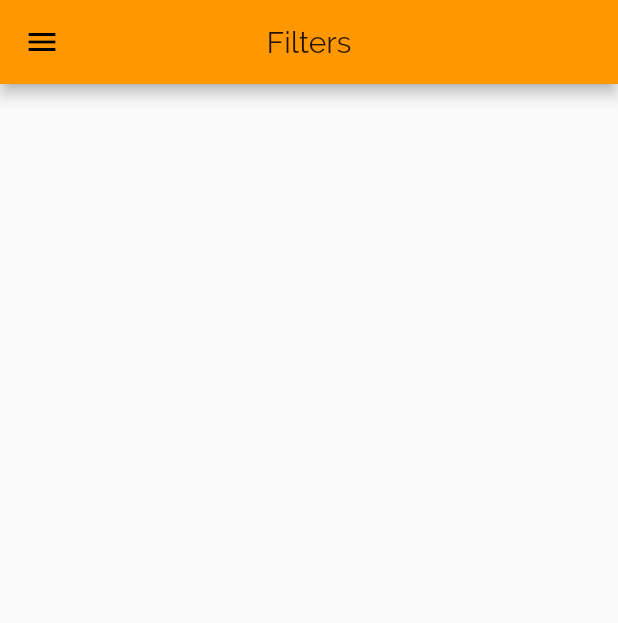
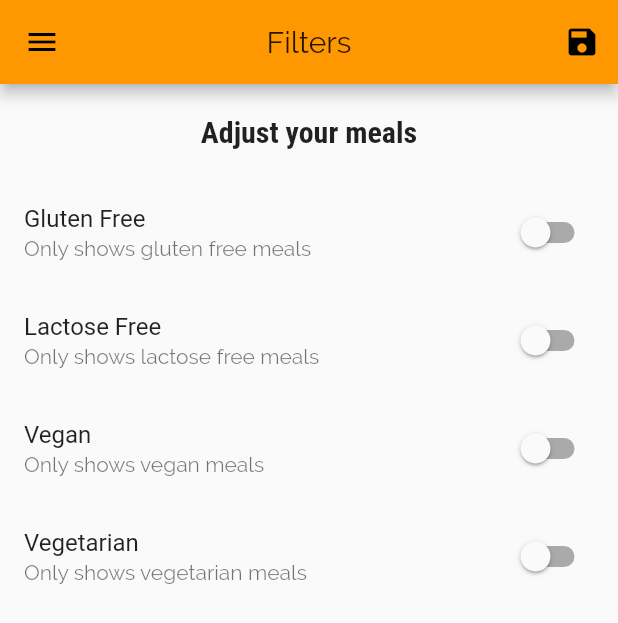
Before and after one commit to LucasED78/meals-app, a Flutter app: the screen it shows after launch, in the side drawer, after a tap on "Filters", on a phone screen of 412 x 824 dp. Shown: the top 623 px of the screen. Run offline on Flutter 3.47's test engine with Material 2 defaults, Android fonts, the phone set to English and light mode, and no system bars.

Commit message:
implementing filter functionality

```diff
--- a/lib/main.dart
+++ b/lib/main.dart
@@ -1,4 +1,7 @@
 import 'package:flutter/material.dart';
+import 'package:meals_app/dummy_data.dart';
+import 'package:meals_app/models/meal.dart';
+import 'package:meals_app/models/meal_filter.dart';
 import 'package:meals_app/widgets/core/tabs_screen.dart';
 import 'package:meals_app/widgets/filters/FilterScreen.dart';
 import 'package:meals_app/widgets/meals/category_meals_screen.dart';
@@ -7,8 +10,29 @@ import 'package:meals_app/widgets/meals/meal_detail_screen.dart';
 
 void main() => runApp(MyApp());
 
-class MyApp extends StatelessWidget {
-  // This widget is the root of your application.
+class MyApp extends StatefulWidget {
+  @override
+  _MyAppState createState() => _MyAppState();
+}
+
+class _MyAppState extends State<MyApp> {
+
+  MealFilter _filters = MealFilter(
+    glutenFree: false,
+    lactoseFree: false,
+    vegan: false,
+    vegetarian: false
+  );
+
+  List<Meal> _availableMeal = DUMMY_MEALS;
+
+  void _setFilters(MealFilter filterData) {
+    setState(() {
+      _filters = MealFilter.filter(filterData);
+      _availableMeal = _filters.filterMeals(DUMMY_MEALS);
+    });
+  }
+
   @override
   Widget build(BuildContext context) {
     return MaterialApp(
@@ -31,9 +55,9 @@ class MyApp extends StatelessWidget {
 //      home: CategoryScreen(),
       routes: {
         '/': (_) => TabsScreen(),
-        CategoryMealsScreen.routeName: (_) => CategoryMealsScreen(),
+        CategoryMealsScreen.routeName: (_) => CategoryMealsScreen(_availableMeal),
         MealDetailScreen.routeName: (_) => MealDetailScreen(),
-        FilterScreen.routeName: (_) => FilterScreen()
+        FilterScreen.routeName: (_) => FilterScreen(updatedFilters: _filters, saveFilters: _setFilters)
       },
     );
   }
--- /dev/null
+++ b/lib/models/meal_filter.dart
@@ -0,0 +1,36 @@
+import 'package:flutter/material.dart';
+import 'package:meals_app/models/meal.dart';
+
+class MealFilter {
+  bool glutenFree;
+  bool lactoseFree;
+  bool vegan;
+  bool vegetarian;
+
+  MealFilter({
+    @required this.glutenFree,
+    @required this.lactoseFree,
+    @required this.vegan,
+    @required this.vegetarian
+  });
+
+  factory MealFilter.filter(MealFilter filterData){
+    return new MealFilter(
+      glutenFree: filterData.glutenFree,
+      lactoseFree: filterData.lactoseFree,
+      vegan: filterData.vegan,
+      vegetarian: filterData.vegetarian
+    );
+  }
+
+  List<Meal> filterMeals (List<Meal> meals){
+    return meals.where((meal){
+      if (glutenFree && !meal.isGlutenFree) return false;
+      if (lactoseFree && !meal.isLactoseFree) return false;
+      if (vegan && !meal.isVegan) return false;
+      if (vegetarian && !meal.isVegetarian) return false;
+
+      return true;
+    }).toList();
+  }
+}
--- a/lib/widgets/core/delimeal_scaffold.dart
+++ b/lib/widgets/core/delimeal_scaffold.dart
@@ -7,12 +7,14 @@ class DelimealScaffold extends StatelessWidget {
   final Widget body;
   final bool drawer;
   final FloatingActionButton floatingActionButton;
+  final List<Widget> actions;
 
   const DelimealScaffold({
     @required this.title,
     @required this.body,
     this.drawer = false,
-    this.floatingActionButton
+    this.floatingActionButton,
+    this.actions
   });
 
   @override
@@ -21,6 +23,7 @@ class DelimealScaffold extends StatelessWidget {
       appBar: AppBar(
         title: Text(title),
         centerTitle: true,
+        actions: actions != null ? actions : [],
       ),
       drawer: drawer ? DelimealDrawer() : null,
       body: body,
--- a/lib/widgets/filters/FilterScreen.dart
+++ b/lib/widgets/filters/FilterScreen.dart
@@ -1,16 +1,95 @@
 import 'package:flutter/material.dart';
+import 'package:meals_app/models/meal_filter.dart';
 import 'package:meals_app/widgets/core/delimeal_scaffold.dart';
 
-class FilterScreen extends StatelessWidget {
+class FilterScreen extends StatefulWidget {
 
-  static const routeName = "/filters";
+  static const routeName = '/filters';
+
+  final MealFilter updatedFilters;
+  final Function saveFilters;
+
+  FilterScreen({
+    @required this.updatedFilters,
+    @required this.saveFilters
+  });
+
+  @override
+  _FilterScreenState createState() => _FilterScreenState();
+}
+
+class _FilterScreenState extends State<FilterScreen> {
+
+  _buildListTile(String title, String subtitle, bool value, Function updatedValue){
+   return SwitchListTile(
+      title: Text(title),
+      subtitle: Text(subtitle),
+      value: value,
+      onChanged: updatedValue,
+    );
+  }
+
+  MealFilter _filter = MealFilter(
+    glutenFree: false,
+    lactoseFree: false,
+    vegan: false,
+    vegetarian: false
+  );
+
+  @override
+  void initState() {
+    // TODO: implement initState
+
+    _filter = widget.updatedFilters;
+
+    super.initState();
+  }
 
   @override
   Widget build(BuildContext context) {
     return DelimealScaffold(
       title: "Filters",
+      actions: [
+        IconButton(
+          icon: Icon(Icons.save),
+          onPressed: () => widget.saveFilters(_filter),
+        )
+      ],
       drawer: true,
-      body: Center(child: Text("Filters!!"),),
+      body: Column(
+        children: <Widget>[
+          Container(
+            margin: EdgeInsets.all(20),
+            child: Text("Adjust your meals", style: Theme.of(context).textTheme.title,),
+          ),
+          Expanded(
+            child: ListView(
+              children: <Widget>[
+                _buildListTile("Gluten Free", "Only shows gluten free meals", _filter.glutenFree, (value){
+                  setState(() {
+                    _filter.glutenFree = value;
+                  });
+                }),
+                _buildListTile("Lactose Free", "Only shows lactose free meals", _filter.lactoseFree, (value){
+                  setState(() {
+                    _filter.lactoseFree = value;
+                  });
+                }),
+                _buildListTile("Vegan", "Only shows vegan meals", _filter.vegan, (value){
+                  setState(() {
+                    _filter.vegan = value;
+                  });
+                }),
+                _buildListTile("Vegetarian", "Only shows vegetarian meals", _filter.vegetarian, (value){
+                  setState(() {
+                    _filter.vegetarian = value;
+                  });
+                })
+              ],
+            ),
+          )
+        ],
+      ),
     );
   }
 }
--- a/lib/widgets/meals/category_meals_screen.dart
+++ b/lib/widgets/meals/category_meals_screen.dart
@@ -7,6 +7,10 @@ import 'package:meals_app/widgets/meals/meal_item.dart';
 
 class CategoryMealsScreen extends StatefulWidget {
   static const routeName = '/category-meals';
+
+  final List<Meal> _availableMeals;
+
+  CategoryMealsScreen(this._availableMeals);
 
   @override
   _CategoryMealsScreenState createState() => _CategoryMealsScreenState();
@@ -24,7 +28,7 @@ class _CategoryMealsScreenState extends State<CategoryMealsScreen> {
 
     if (!_dataInitialized) {
       _category = ModalRoute.of(context).settings.arguments as Category;
-      _categoryMeals = DUMMY_MEALS.where((ms){
+      _categoryMeals = widget._availableMeals.where((ms){
         return ms.categories.contains(_category.id);
       }).toList();
     }
--- a/lib/widgets/meals/meal_detail_screen.dart
+++ b/lib/widgets/meals/meal_detail_screen.dart
@@ -74,7 +74,7 @@ class MealDetailScreen extends StatelessWidget {
         ),
       ),
       floatingActionButton: FloatingActionButton(
-        tooltip: "remove a meal",
+        tooltip: "remove a meals",
         child: Icon(Icons.delete, color: Theme.of(context).errorColor,),
         onPressed: () => Navigator.of(context).pop(_meal.id),
       ),
```
Lines whose indentation alone changed are shown as unchanged.
